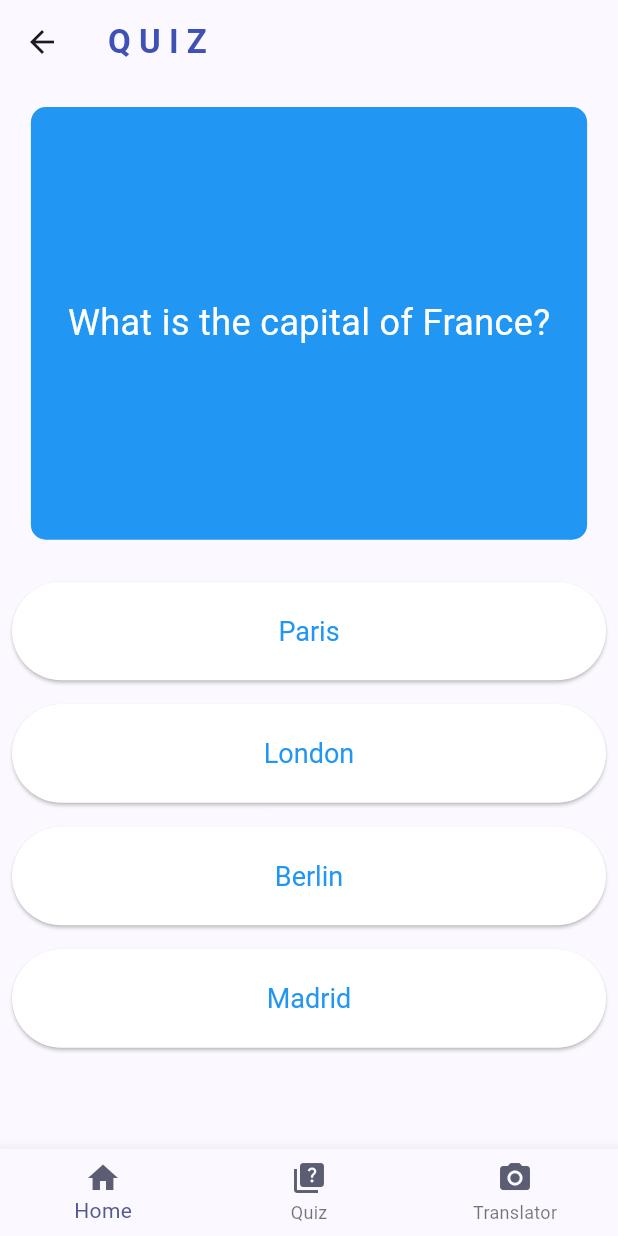
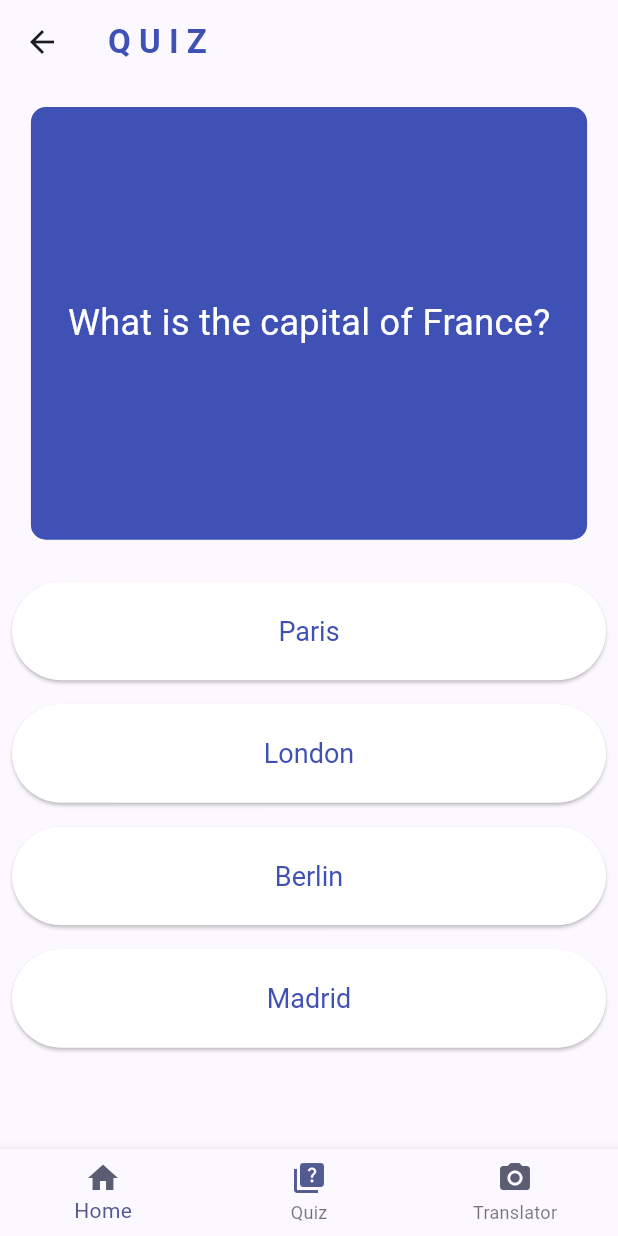
Before and after one commit to KanmaChizea/lla, a Flutter app: the QuizScreen screen opened by its route, on a phone screen of 412 x 824 dp. Run offline on Flutter 3.47's test engine with Material 2 defaults, Android fonts, the phone set to English and light mode, and no system bars.

Commit message:
more updates

```diff
--- a/lib/components/LLA_bottom_navigational_bar.dart
+++ b/lib/components/LLA_bottom_navigational_bar.dart
@@ -2,7 +2,7 @@
 
 import 'package:flutter/material.dart';
 
-BottomNavigationBar LLABottomNavigationBar(BuildContext context) {
+BottomNavigationBar LLABottomNavigationBar(BuildContext context, Color homeColor, Color quizColor, Color translatorColor) {
     return BottomNavigationBar(
       onTap: (index) {
         switch (index) {
@@ -23,21 +23,21 @@ BottomNavigationBar LLABottomNavigationBar(BuildContext context) {
         BottomNavigationBarItem(
           icon: Icon(
             Icons.home,
-            color: Theme.of(context).colorScheme.secondary,
+            color: homeColor
           ),
           label: 'Home',
         ),
         BottomNavigationBarItem(
           icon: Icon(
             Icons.quiz,
-            color: Theme.of(context).colorScheme.secondary,
+            color: quizColor
           ),
           label: 'Quiz',
         ),
         BottomNavigationBarItem(
           icon: Icon(
             Icons.camera_alt,
-            color: Theme.of(context).colorScheme.secondary,
+            color: translatorColor
           ),
           label: 'Translator',
         ),
--- a/lib/components/Quiz_option_button.dart
+++ b/lib/components/Quiz_option_button.dart
@@ -19,7 +19,7 @@ import '../utilities/constants.dart';
               buttonText,
               style: const TextStyle(
                 fontSize: 18,
-                color: Colors.blue,
+                color: kPrimaryColor,
               ),
             ),
           ),
--- a/lib/components/Quiz_question_display.dart
+++ b/lib/components/Quiz_question_display.dart
@@ -1,6 +1,7 @@
 // ignore_for_file: file_names, non_constant_identifier_names
 
 import 'package:flutter/material.dart';
+import 'package:lla/utilities/constants.dart';
 
 Container QuizQuestionDisplay(Size size, String quizQuestion) {
   return Container(
@@ -9,7 +10,7 @@ Container QuizQuestionDisplay(Size size, String quizQuestion) {
     padding: const EdgeInsets.all(16.0),
     margin: const EdgeInsets.symmetric(horizontal: 16.0),
     decoration: BoxDecoration(
-      color: Colors.blue,
+      color: kPrimaryColor,
       borderRadius: BorderRadius.circular(10.0),
     ),
     child: Center(
--- a/lib/screens/home_screen.dart
+++ b/lib/screens/home_screen.dart
@@ -41,7 +41,7 @@ class _HomeScreenState extends State<HomeScreen> {
       ),
 
 //! the bottom navigational bar
-      bottomNavigationBar: LLABottomNavigationBar(context),
+      bottomNavigationBar: LLABottomNavigationBar(context, Theme.of(context).colorScheme.primary, Theme.of(context).colorScheme.secondary, Theme.of(context).colorScheme.secondary,),
     );
   }
 
--- a/lib/screens/quiz_screen.dart
+++ b/lib/screens/quiz_screen.dart
@@ -54,7 +54,7 @@ class _QuizScreenState extends State<QuizScreen> {
         ],
       ),
 //! the bottom navigational bar
-      bottomNavigationBar: LLABottomNavigationBar(context),
+      bottomNavigationBar: LLABottomNavigationBar(context,   Theme.of(context).colorScheme.secondary, Theme.of(context).colorScheme.primary, Theme.of(context).colorScheme.secondary,),
     );
   }
 
```
Also changed, not shown: lib/screens/Ar_display_sccreen.dart (+11 -1 lines), lib/utilities/constants.dart (+8 -6 lines).
